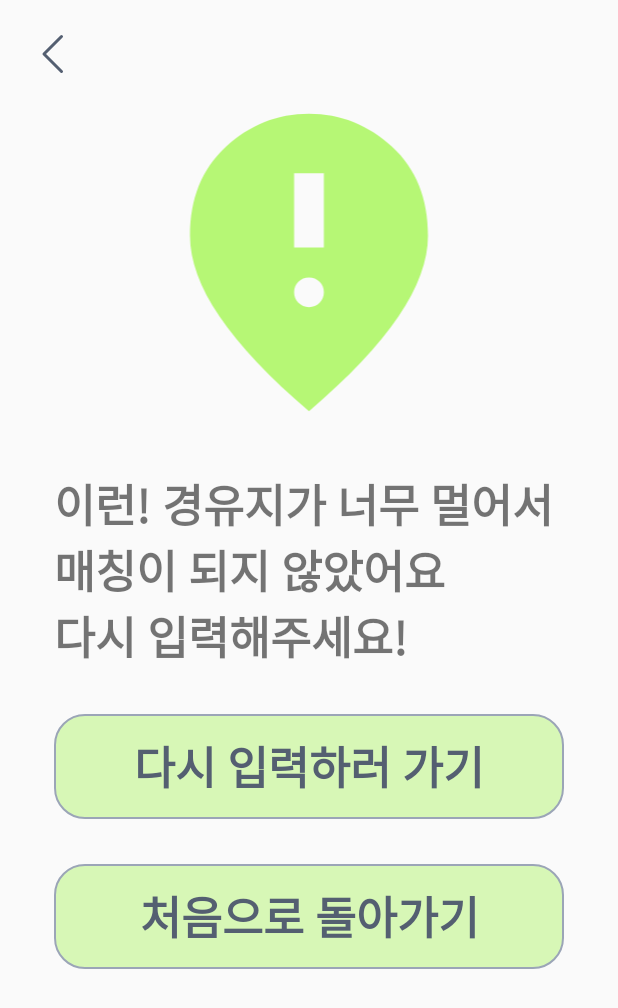
After one commit to CSID-DGU/2024-1-OSS-team-3-TaxiTogether, an Android app: the layout screen6_1.xml on its own in the app's theme, with its tools: preview values and no code run, on a phone screen of 412 x 824 dp. The commit adds this screen. Shown: the top 1008 px of the screen. Run offline under Robolectric (Android 15) with nearby library versions, the light colour scheme and no system bars.

Commit message:
Create Screen6_1(Wrong Route)

```diff
--- a/Android/app/src/main/AndroidManifest.xml
+++ b/Android/app/src/main/AndroidManifest.xml
@@ -30,6 +30,18 @@
                 <category android:name="android.intent.category.LAUNCHER" />
             </intent-filter>
         </activity>
+
+        <activity android:name=".screen1">
+
+        </activity>
+
+        <activity android:name=".screen4">
+
+        </activity>
+
+        <activity android:name=".screen6_1">
+
+        </activity>
     </application>
 
 </manifest>
--- /dev/null
+++ b/Android/app/src/main/java/com/taxitogether/app/screen1.java
@@ -0,0 +1,4 @@
+package com.taxitogether.app;
+
+public class screen1 {
+}
--- /dev/null
+++ b/Android/app/src/main/java/com/taxitogether/app/screen4.java
@@ -0,0 +1,4 @@
+package com.taxitogether.app;
+
+public class screen4 {
+}
--- /dev/null
+++ b/Android/app/src/main/java/com/taxitogether/app/screen6_1.java
@@ -0,0 +1,33 @@
+package com.taxitogether.app;
+
+import androidx.appcompat.app.AppCompatActivity;
+
+import android.os.Bundle;
+import android.content.Intent;
+import android.view.View;
+
+public class screen6_1 extends AppCompatActivity {
+    @Override
+    protected void onCreate(Bundle savedInstanceState){
+        super.onCreate(savedInstanceState);
+        setContentView(R.layout.activity_main);
+    }
+
+    public void button1(View v){
+        Intent intent = new Intent(getApplicationContext(), screen4.class);
+        startActivity((intent));
+        finish();
+    }
+
+    public void button2(View v){
+        Intent intent = new Intent(getApplicationContext(), screen4.class);
+        startActivity((intent));
+        finish();
+    }
+
+    public void button3(View v){
+        Intent intent = new Intent(getApplicationContext(), screen1.class);
+        startActivity((intent));
+        finish();
+    }
+}
--- /dev/null
+++ b/Android/app/src/main/res/drawable/button_style.xml
@@ -0,0 +1,17 @@
+<?xml version="1.0" encoding="utf-8"?>
+<shape xmlns:android="http://schemas.android.com/apk/res/android" android:shape="rectangle" >
+    <corners
+        android:radius="20dp"
+        />
+    <solid
+        android:color="#80B6F675"
+        />
+    <size
+        android:width="300dp"
+        android:height="70dp"
+        />
+    <stroke
+        android:width="1dp"
+        android:color="#9BA5B7"
+        />
+</shape>
--- /dev/null
+++ b/Android/app/src/main/res/drawable/caution.xml
@@ -0,0 +1,9 @@
+<vector xmlns:android="http://schemas.android.com/apk/res/android"
+    android:width="238dp"
+    android:height="238dp"
+    android:viewportWidth="238"
+    android:viewportHeight="238">
+    <path
+        android:fillColor="#B6F775"
+        android:pathData="M109.08 109.08h19.84V59.5h-19.84v49.58Zm9.92 39.67c2.81 0 5.17-0.95 7.07-2.86 1.9-1.9 2.85-4.25 2.85-7.06 0-2.8-0.95-5.16-2.86-7.06-1.9-1.9-4.26-2.85-7.06-2.85-2.81 0-5.16 0.95-7.06 2.85-1.9 1.9-2.85 4.26-2.86 7.06 0 2.81 0.95 5.17 2.86 7.07 1.9 1.9 4.26 2.86 7.06 2.85Zm0 69.42c-26.61-22.65-46.48-43.68-59.62-63.1-13.14-19.41-19.7-37.39-19.71-53.92 0-24.8 7.97-44.54 23.93-59.25C79.55 27.19 98.02 19.83 119 19.83c20.99 0 39.46 7.36 55.41 22.07 15.96 14.7 23.93 34.46 23.92 59.25 0 16.53-6.57 34.5-19.7 53.93-13.14 19.42-33.01 40.45-59.63 63.09Z"/>
+</vector>
--- /dev/null
+++ b/Android/app/src/main/res/drawable/go_back.xml
@@ -0,0 +1,12 @@
+<vector xmlns:android="http://schemas.android.com/apk/res/android"
+    android:width="40dp"
+    android:height="40dp"
+    android:viewportWidth="40"
+    android:viewportHeight="40">
+    <path
+        android:strokeColor="#FF545F71"
+        android:strokeWidth="2"
+        android:strokeLineCap="round"
+        android:strokeLineJoin="round"
+        android:pathData="M25 31.67L13.33 20 25 8.33"/>
+</vector>
--- /dev/null
+++ b/Android/app/src/main/res/layout/screen6_1.xml
@@ -0,0 +1,62 @@
+<?xml version="1.0" encoding="utf-8"?>
+<LinearLayout
+    xmlns:android="http://schemas.android.com/apk/res/android"
+    xmlns:app="http://schemas.android.com/apk/res-auto"
+    xmlns:tools="http://schemas.android.com/tools"
+    android:layout_width="match_parent"
+    android:layout_height="match_parent"
+    android:paddingBottom="16dp"
+    android:paddingLeft="16dp"
+    android:paddingRight="16dp"
+    android:paddingTop="16dp"
+    android:orientation="vertical"
+    tools:context=".MainActivity">
+
+    <Button
+        android:id="@+id/button_go_back6_1"
+        android:layout_width="40dp"
+        android:layout_height="40dp"
+        android:background="@drawable/go_back"
+        android:onClick="button1" />
+
+    <ImageView
+        android:id="@+id/caution"
+        android:layout_width="match_parent"
+        android:layout_height="wrap_content"
+        app:srcCompat="@drawable/caution" />
+
+    <TextView
+        android:id="@+id/textView"
+        android:layout_width="wrap_content"
+        android:layout_height="wrap_content"
+        android:layout_marginTop="20dp"
+        android:paddingHorizontal="20dp"
+        android:text="이런! 경유지가 너무 멀어서 매칭이 되지 않았어요\n다시 입력해주세요!"
+        android:textSize="30sp"
+        android:textStyle="bold" />
+
+    <Button
+        android:id="@+id/button_back"
+        android:layout_width="match_parent"
+        android:layout_height="wrap_content"
+        android:layout_marginVertical="30dp"
+        android:layout_marginHorizontal="20dp"
+        android:background="@drawable/button_style"
+        android:text="다시 입력하러 가기"
+        android:textColor="#545F71"
+        android:textSize="30sp"
+        android:textStyle="bold"
+        android:onClick="button2" />
+
+    <Button
+        android:id="@+id/button_go_first"
+        android:layout_width="match_parent"
+        android:layout_height="wrap_content"
+        android:layout_marginHorizontal="20dp"
+        android:background="@drawable/button_style"
+        android:text="처음으로 돌아가기"
+        android:textColor="#545F71"
+        android:textSize="30sp"
+        android:textStyle="bold"
+        android:onClick="button3" />
+</LinearLayout>
--- a/Android/app/src/main/res/values-night/themes.xml
+++ b/Android/app/src/main/res/values-night/themes.xml
@@ -1,6 +1,6 @@
 <resources xmlns:tools="http://schemas.android.com/tools">
     <!-- Base application theme. -->
-    <style name="Base.Theme.TaxiTogether" parent="Theme.Material3.DayNight.NoActionBar">
+    <style name="Base.Theme.TaxiTogether" parent="Theme.AppCompat.DayNight.NoActionBar">
         <!-- Customize your dark theme here. -->
         <!-- <item name="colorPrimary">@color/my_dark_primary</item> -->
     </style>
--- /dev/null
+++ b/Android/app/src/main/res/values/ic_launcher_background.xml
@@ -0,0 +1,4 @@
+<?xml version="1.0" encoding="utf-8"?>
+<resources>
+    <color name="ic_launcher_background">#42DA83</color>
+</resources>
--- a/Android/app/src/main/res/values/themes.xml
+++ b/Android/app/src/main/res/values/themes.xml
@@ -1,6 +1,6 @@
 <resources xmlns:tools="http://schemas.android.com/tools">
     <!-- Base application theme. -->
-    <style name="Base.Theme.TaxiTogether" parent="Theme.Material3.DayNight.NoActionBar">
+    <style name="Base.Theme.TaxiTogether" parent="Theme.AppCompat.DayNight.NoActionBar">
         <!-- Customize your light theme here. -->
         <!-- <item name="colorPrimary">@color/my_light_primary</item> -->
     </style>
```
Also changed, not shown: Android/app/src/main/ic_launcher-playstore.png (added).
